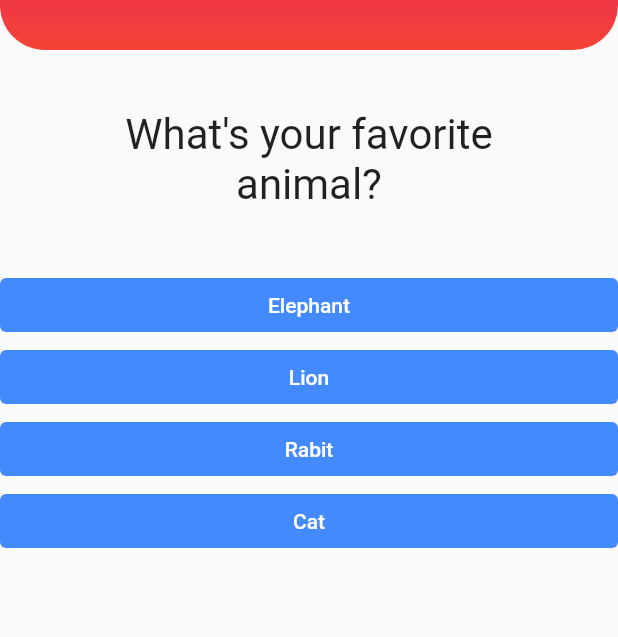
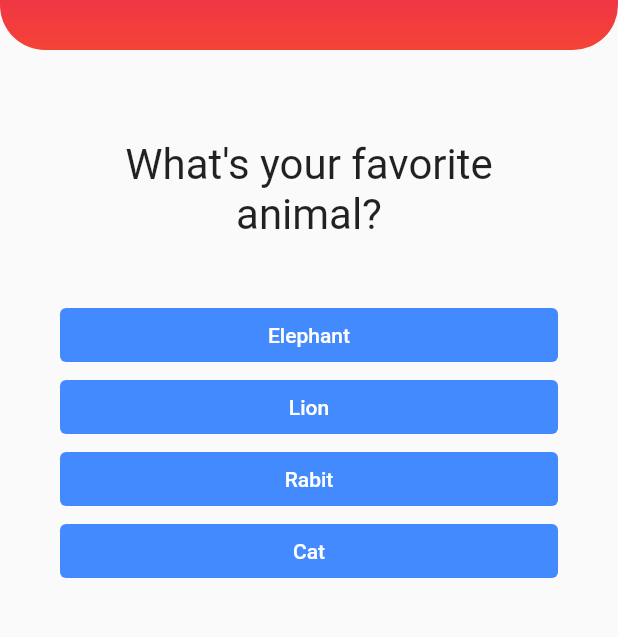
Before and after one commit to virendracarpenter/Quiz-app, a Flutter app: the screen it shows after launch, after a tap on "Black", on a phone screen of 412 x 824 dp, the part 100-737 px from its top. Run offline on Flutter 3.47's test engine with Material 2 defaults, Android fonts, the phone set to English and light mode, and no system bars; Roboto replaces fonts that are missing (times new roman).

Commit message:
add padding and finshed result page

```diff
--- a/lib/answer.dart
+++ b/lib/answer.dart
@@ -1,14 +1,16 @@
 import 'package:flutter/material.dart';
 
 class Answer extends StatelessWidget {
-  final Function getter;
+  final Function ansQue;
   final String answerText;
 
-  const Answer(this.getter, this.answerText, {Key? key}) : super(key: key);
+  const Answer(this.ansQue, this.answerText, {Key? key}) : super(key: key);
 
   @override
   Widget build(BuildContext context) {
-    return SizedBox(
+    return Padding(
+      padding: const EdgeInsets.fromLTRB(20, 0, 20, 0),
+      child: SizedBox(
         width: double.infinity,
         child: TextButton(
           style: ButtonStyle(
@@ -16,7 +18,7 @@ class Answer extends StatelessWidget {
             overlayColor: MaterialStateProperty.all(Colors.redAccent),
           ),
           onPressed: () {
-          getter();
+            ansQue();
           },
           child: Text(
             answerText,
@@ -25,6 +27,7 @@ class Answer extends StatelessWidget {
             ),
           ),
         ),
+      ),
     );
   }
 }
--- a/lib/main.dart
+++ b/lib/main.dart
@@ -53,6 +53,12 @@ class _HomePageState extends State<HomePage> {
     },
   ];
 
+  void _restartQuiz() {
+    setState(() {
+      _queIndex = 0;
+    });
+  }
+
   @override
   Widget build(BuildContext context) {
     return Scaffold(
@@ -84,12 +90,15 @@ class _HomePageState extends State<HomePage> {
         ),
       ),
       body: _queIndex < _questions.length
-          ? Quiz(
-              _questions,
-              _ansQue,
-              _queIndex,
+          ? Padding(
+              padding: const EdgeInsets.all(20),
+              child: Quiz(
+                _questions,
+                _ansQue,
+                _queIndex,
+              ),
             )
-          : const Result(),
+          : Result(_restartQuiz),
     );
   }
 }
```
Also changed, not shown: lib/result.dart (+21 -6 lines). Lines whose indentation alone changed are shown as unchanged.
